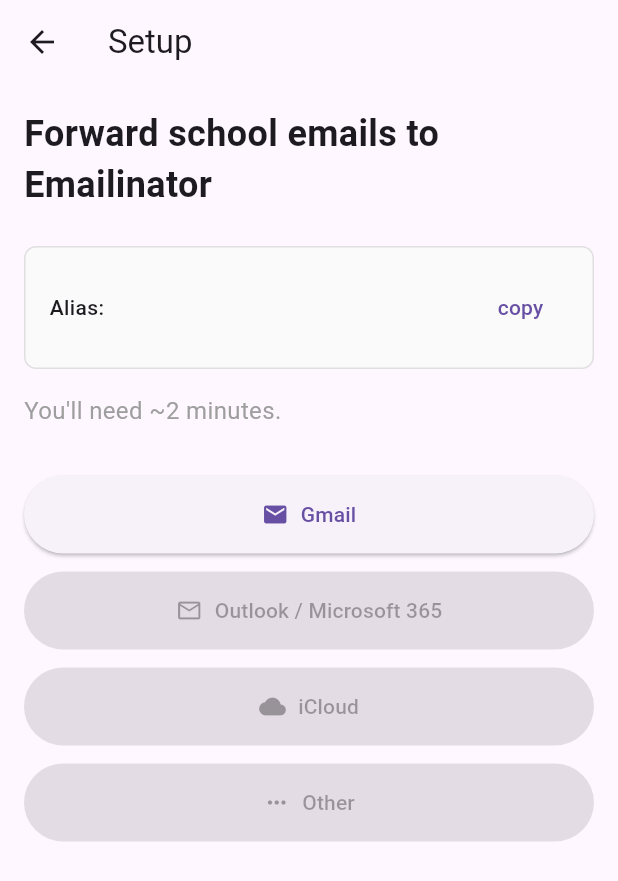
After one commit to gapth/emailinator, a Flutter app: the SetupScreen screen opened by its route, after a tap on the "arrow back" icon, on a phone screen of 412 x 824 dp. The commit adds this screen. Shown: the top 881 px of the screen. Run offline on Flutter 3.47's test engine with Material 3 defaults, Android fonts, the phone set to English and light mode, and no system bars; our stand-ins replace flutter_slidable, shared_preferences, supabase_flutter; accounts and stored records are empty.

Commit message:
Add setup screen with Gmail setup help. Integration test for email processing includes Gmail forward confirmation.

```diff
--- a/emailinator_flutter/lib/main.dart
+++ b/emailinator_flutter/lib/main.dart
@@ -6,6 +6,7 @@ import 'dart:async';
 import 'package:emailinator_flutter/screens/login_screen.dart';
 import 'package:emailinator_flutter/screens/home_screen.dart';
 import 'package:emailinator_flutter/screens/change_password_screen.dart';
+import 'package:emailinator_flutter/screens/setup_screen.dart';
 import 'package:emailinator_flutter/models/app_state.dart';
 
 const supabaseUrl = String.fromEnvironment('SUPABASE_URL');
@@ -46,6 +47,7 @@ class MyApp extends StatelessWidget {
         '/login': (context) => const LoginScreen(),
         '/home': (context) => const HomeScreen(),
         '/change-password': (context) => const ChangePasswordScreen(),
+        '/setup': (context) => const SetupScreen(),
       },
     );
   }
--- /dev/null
+++ b/emailinator_flutter/lib/screens/setup_screen.dart
@@ -0,0 +1,556 @@
+import 'package:flutter/material.dart';
+import 'package:flutter/services.dart';
+import 'package:supabase_flutter/supabase_flutter.dart';
+import 'package:shared_preferences/shared_preferences.dart';
+import 'package:url_launcher/url_launcher.dart';
+
+enum EmailProvider { gmail, outlook, icloud, other }
+
+class SetupScreen extends StatefulWidget {
+  const SetupScreen({super.key});
+
+  @override
+  State<SetupScreen> createState() => _SetupScreenState();
+}
+
+class _SetupScreenState extends State<SetupScreen> {
+  String? _userAlias;
+  EmailProvider? _selectedProvider;
+  bool _isLoading = true;
+  String? _verificationLink;
+  int? _verificationId;
+
+  @override
+  void initState() {
+    super.initState();
+    _loadData();
+  }
+
+  Future<void> _loadData() async {
+    setState(() => _isLoading = true);
+
+    // Load user's active alias
+    await _loadUserAlias();
+
+    // Load saved provider preference
+    await _loadSavedProvider();
+
+    // Check for pending verification
+    await _checkPendingVerification();
+
+    setState(() => _isLoading = false);
+  }
+
+  Future<void> _loadUserAlias() async {
+    try {
+      final user = Supabase.instance.client.auth.currentUser;
+      if (user == null) {
+        // No user logged in (e.g., in tests)
+        return;
+      }
+
+      final userId = user.id;
+
+      final aliasRow = await Supabase.instance.client
+          .from('email_aliases')
+          .select('alias')
+          .eq('user_id', userId)
+          .eq('active', true)
+          .maybeSingle();
+
+      if (aliasRow != null) {
+        _userAlias = aliasRow['alias'];
+      }
+    } catch (e) {
+      // Handle error gracefully (e.g., in test environment)
+      // Error loading user alias - fail silently
+    }
+  }
+
+  Future<void> _loadSavedProvider() async {
+    final prefs = await SharedPreferences.getInstance();
+    final savedProvider = prefs.getString('selected_email_provider');
+    if (savedProvider != null) {
+      _selectedProvider = EmailProvider.values.firstWhere(
+        (e) => e.name == savedProvider,
+        orElse: () => EmailProvider.gmail,
+      );
+    }
+  }
+
+  Future<void> _checkPendingVerification() async {
+    try {
+      final user = Supabase.instance.client.auth.currentUser;
+      if (user == null) {
+        // No user logged in (e.g., in tests)
+        return;
+      }
+
+      final userId = user.id;
+
+      final verificationRow = await Supabase.instance.client
+          .from('forwarding_verifications')
+          .select('id, verification_link')
+          .eq('user_id', userId)
+          .isFilter('clicked_at', null)
+          .order('created_at', ascending: false)
+          .maybeSingle();
+
+      if (verificationRow != null) {
+        _verificationId = verificationRow['id'];
+        _verificationLink = verificationRow['verification_link'];
+      }
+    } catch (e) {
+      // Handle error gracefully (e.g., in test environment)
+      // Error checking pending verification - fail silently
+    }
+  }
+
+  Future<void> _saveProvider(EmailProvider provider) async {
+    final prefs = await SharedPreferences.getInstance();
+    await prefs.setString('selected_email_provider', provider.name);
+    setState(() => _selectedProvider = provider);
+  }
+
+  Future<void> _launchVerification() async {
+    if (_verificationLink == null) return;
+
+    final uri = Uri.parse(_verificationLink!);
+    if (await launchUrl(uri, mode: LaunchMode.externalApplication)) {
+      if (_verificationId != null) {
+        await Supabase.instance.client
+            .from('forwarding_verifications')
+            .update({'clicked_at': DateTime.now().toIso8601String()}).eq(
+                'id', _verificationId!);
+      }
+
+      setState(() {
+        _verificationLink = null;
+        _verificationId = null;
+      });
+
+      if (mounted) {
+        ScaffoldMessenger.of(context).showSnackBar(
+          const SnackBar(content: Text('Verification link opened')),
+        );
+      }
+    }
+  }
+
+  Future<void> _openGmailForwarding() async {
+    final uri = Uri.parse('https://mail.google.com/#settings/fwdandpop');
+    if (!await launchUrl(uri, mode: LaunchMode.externalApplication)) {
+      if (mounted) {
+        ScaffoldMessenger.of(context).showSnackBar(
+          const SnackBar(content: Text('Could not open Gmail settings')),
+        );
+      }
+    }
+  }
+
+  void _copyAlias() {
+    if (_userAlias != null) {
+      Clipboard.setData(ClipboardData(text: _userAlias!));
+      ScaffoldMessenger.of(context).showSnackBar(
+        const SnackBar(content: Text('Address copied to clipboard')),
+      );
+    }
+  }
+
+  @override
+  Widget build(BuildContext context) {
+    if (_isLoading) {
+      return Scaffold(
+        appBar: AppBar(title: const Text('Setup')),
+        body: const Center(child: CircularProgressIndicator()),
+      );
+    }
+
+    // If provider is already selected, go directly to provider-specific screen
+    if (_selectedProvider != null) {
+      return _buildProviderSpecificScreen();
+    }
+
+    // Show provider picker
+    return _buildProviderPicker();
+  }
+
+  Widget _buildProviderPicker() {
+    return Scaffold(
+      appBar: AppBar(title: const Text('Setup')),
+      body: Padding(
+        padding: const EdgeInsets.all(16.0),
+        child: Column(
+          crossAxisAlignment: CrossAxisAlignment.start,
+          children: [
+            const Text(
+              'Forward school emails to Emailinator',
+              style: TextStyle(
+                fontSize: 24,
+                fontWeight: FontWeight.bold,
+              ),
+            ),
+            const SizedBox(height: 24),
+
+            // Alias display
+            Container(
+              padding: const EdgeInsets.all(16),
+              decoration: BoxDecoration(
+                border: Border.all(color: Colors.grey.shade300),
+                borderRadius: BorderRadius.circular(8),
+                color: Colors.grey.shade50,
+              ),
+              child: Row(
+                children: [
+                  const Text(
+                    'Alias: ',
+                    style: TextStyle(fontWeight: FontWeight.w500),
+                  ),
+                  Expanded(
+                    child: Text(
+                      _userAlias ?? 'Loading...',
+                      style: const TextStyle(fontFamily: 'monospace'),
+                    ),
+                  ),
+                  TextButton(
+                    onPressed: _userAlias != null ? _copyAlias : null,
+                    child: const Text('copy'),
+                  ),
+                ],
+              ),
+            ),
+
+            const SizedBox(height: 16),
+            const Text(
+              "You'll need ~2 minutes.",
+              style: TextStyle(fontSize: 16, color: Colors.grey),
+            ),
+
+            const SizedBox(height: 32),
+
+            // Provider buttons
+            _buildProviderButton(
+              provider: EmailProvider.gmail,
+              title: 'Gmail',
+              icon: Icons.email,
+              enabled: true,
+            ),
+
+            const SizedBox(height: 12),
+            _buildProviderButton(
+              provider: EmailProvider.outlook,
+              title: 'Outlook / Microsoft 365',
+              icon: Icons.email_outlined,
+              enabled: false, // Not implemented yet
+            ),
+
+            const SizedBox(height: 12),
+            _buildProviderButton(
+              provider: EmailProvider.icloud,
+              title: 'iCloud',
+              icon: Icons.cloud,
+              enabled: false, // Not implemented yet
+            ),
+
+            const SizedBox(height: 12),
+            _buildProviderButton(
+              provider: EmailProvider.other,
+              title: 'Other',
+              icon: Icons.more_horiz,
+              enabled: false, // Not implemented yet
+            ),
+          ],
+        ),
+      ),
+    );
+  }
+
+  Widget _buildProviderButton({
+    required EmailProvider provider,
+    required String title,
+    required IconData icon,
+    required bool enabled,
+  }) {
+    return SizedBox(
+      width: double.infinity,
+      child: ElevatedButton.icon(
+        onPressed: enabled ? () => _saveProvider(provider) : null,
+        icon: Icon(icon),
+        label: Text(title),
+        style: ElevatedButton.styleFrom(
+          padding: const EdgeInsets.symmetric(vertical: 16),
+          backgroundColor: enabled ? null : Colors.grey.shade200,
+          foregroundColor: enabled ? null : Colors.grey.shade500,
+        ),
+      ),
+    );
+  }
+
+  Widget _buildProviderSpecificScreen() {
+    switch (_selectedProvider!) {
+      case EmailProvider.gmail:
+        return _buildGmailScreen();
+      case EmailProvider.outlook:
+      case EmailProvider.icloud:
+      case EmailProvider.other:
+        return _buildComingSoonScreen();
+    }
+  }
+
+  Widget _buildGmailScreen() {
+    return Scaffold(
+      appBar: AppBar(
+        title: const Text('Gmail Setup'),
+        leading: IconButton(
+          icon: const Icon(Icons.arrow_back),
+          onPressed: () async {
+            // Clear saved provider to go back to picker
+            final prefs = await SharedPreferences.getInstance();
+            await prefs.remove('selected_email_provider');
+            setState(() => _selectedProvider = null);
+          },
+        ),
+      ),
+      body: ListView(
+        padding: const EdgeInsets.all(16.0),
+        children: [
+          // Step G1
+          _buildGmailStep(
+            stepNumber: 'G1',
+            title: 'Add your Emailinator address in Gmail',
+            isCompleted: false, // TODO: Track completion state
+            child: Column(
+              crossAxisAlignment: CrossAxisAlignment.start,
+              children: [
+                const SizedBox(height: 16),
+
+                // Open Gmail button
+                SizedBox(
+                  width: double.infinity,
+                  child: ElevatedButton.icon(
+                    onPressed: _openGmailForwarding,
+                    icon: const Icon(Icons.open_in_new),
+                    label: const Text('Open Gmail Forwarding'),
+                    style: ElevatedButton.styleFrom(
+                      padding: const EdgeInsets.symmetric(vertical: 12),
+                    ),
+                  ),
+                ),
+
+                const SizedBox(height: 16),
+
+                // Address to paste
+                Container(
+                  padding: const EdgeInsets.all(12),
+                  decoration: BoxDecoration(
+                    border: Border.all(color: Colors.grey.shade300),
+                    borderRadius: BorderRadius.circular(8),
+                    color: Colors.blue.shade50,
+                  ),
+                  child: Row(
+                    children: [
+                      const Text('Paste your address: '),
+                      Expanded(
+                        child: Text(
+                          _userAlias ?? '',
+                          style: const TextStyle(
+                            fontFamily: 'monospace',
+                            fontWeight: FontWeight.bold,
+                          ),
+                        ),
+                      ),
+                      TextButton(
+                        onPressed: _copyAlias,
+                        child: const Text('Copy'),
+                      ),
+                    ],
+                  ),
+                ),
+
+                const SizedBox(height: 16),
+
+                // Tip
+                Container(
+                  padding: const EdgeInsets.all(12),
+                  decoration: BoxDecoration(
+                    border: Border.all(color: Colors.orange.shade300),
+                    borderRadius: BorderRadius.circular(8),
+                    color: Colors.orange.shade50,
+                  ),
+                  child: Row(
+                    crossAxisAlignment: CrossAxisAlignment.start,
+                    children: [
+                      Icon(Icons.lightbulb_outline,
+                          color: Colors.orange.shade700, size: 20),
+                      const SizedBox(width: 8),
+                      const Expanded(
+                        child: Text(
+                          'Tip: If you have multiple Gmail accounts, switch to the right one in the top-right avatar.',
+                          style: TextStyle(fontSize: 14),
+                        ),
+                      ),
+                    ],
+                  ),
+                ),
+
+                const SizedBox(height: 16),
+
+                // Verification section
+                if (_verificationLink != null) ...[
+                  Container(
+                    padding: const EdgeInsets.all(12),
+                    decoration: BoxDecoration(
+                      border: Border.all(color: Colors.green.shade300),
+                      borderRadius: BorderRadius.circular(8),
+                      color: Colors.green.shade50,
+                    ),
+                    child: Column(
+                      crossAxisAlignment: CrossAxisAlignment.start,
+                      children: [
+                        Row(
+                          children: [
+                            Icon(Icons.check_circle_outline,
+                                color: Colors.green.shade700, size: 20),
+                            const SizedBox(width: 8),
+                            const Text(
+                              'Verification email received!',
+                              style: TextStyle(fontWeight: FontWeight.bold),
+                            ),
+                          ],
+                        ),
+                        const SizedBox(height: 8),
+                        SizedBox(
+                          width: double.infinity,
+                          child: ElevatedButton(
+                            onPressed: _launchVerification,
+                            style: ElevatedButton.styleFrom(
+                              backgroundColor: Colors.green,
+                              foregroundColor: Colors.white,
+                            ),
+                            child: const Text('Tap to verify'),
+                          ),
+                        ),
+                      ],
+                    ),
+                  ),
+                ],
+              ],
+            ),
+          ),
+
+          const SizedBox(height: 24),
+
+          // Step G2 (minimal for now)
+          _buildGmailStep(
+            stepNumber: 'G2',
+            title: 'Choose which emails to forward',
+            isCompleted: false, // TODO: Track completion state
+            child: const Padding(
+              padding: EdgeInsets.all(16.0),
+              child: Text(
+                'Create a filter (only forward school mail)',
+                style: TextStyle(color: Colors.grey),
+              ),
+            ),
+          ),
+        ],
+      ),
+    );
+  }
+
+  Widget _buildGmailStep({
+    required String stepNumber,
+    required String title,
+    required bool isCompleted,
+    required Widget child,
+  }) {
+    return Card(
+      elevation: 2,
+      child: Column(
+        crossAxisAlignment: CrossAxisAlignment.start,
+        children: [
+          Container(
+            width: double.infinity,
+            padding: const EdgeInsets.all(16),
+            decoration: BoxDecoration(
+              color: isCompleted ? Colors.green.shade100 : Colors.blue.shade50,
+              borderRadius: const BorderRadius.only(
+                topLeft: Radius.circular(12),
+                topRight: Radius.circular(12),
+              ),
+            ),
+            child: Row(
+              children: [
+                Container(
+                  width: 32,
+                  height: 32,
+                  decoration: BoxDecoration(
+                    color: isCompleted ? Colors.green : Colors.blue,
+                    borderRadius: BorderRadius.circular(16),
+                  ),
+                  child: Center(
+                    child: Text(
+                      stepNumber,
+                      style: const TextStyle(
+                        color: Colors.white,
+                        fontWeight: FontWeight.bold,
+                      ),
+                    ),
+                  ),
+                ),
+                const SizedBox(width: 12),
+                Expanded(
+                  child: Text(
+                    title,
+                    style: const TextStyle(
+                      fontSize: 16,
+                      fontWeight: FontWeight.bold,
+                    ),
+                  ),
+                ),
+                if (isCompleted)
+                  const Icon(Icons.check_circle, color: Colors.green),
+              ],
+            ),
+          ),
+          child,
+        ],
+      ),
+    );
+  }
+
+  Widget _buildComingSoonScreen() {
+    return Scaffold(
+      appBar: AppBar(
+        title: Text('${_selectedProvider!.name.toUpperCase()} Setup'),
+        leading: IconButton(
+          icon: const Icon(Icons.arrow_back),
+          onPressed: () async {
+            // Clear saved provider to go back to picker
+            final prefs = await SharedPreferences.getInstance();
+            await prefs.remove('selected_email_provider');
+            setState(() => _selectedProvider = null);
+          },
+        ),
+      ),
+      body: const Center(
+        child: Column(
+          mainAxisAlignment: MainAxisAlignment.center,
+          children: [
+            Icon(Icons.construction, size: 64, color: Colors.grey),
+            SizedBox(height: 16),
+            Text(
+              'Coming Soon',
+              style: TextStyle(fontSize: 24, fontWeight: FontWeight.bold),
+            ),
+            SizedBox(height: 8),
+            Text(
+              'This provider setup will be available soon.',
+              style: TextStyle(color: Colors.grey),
+            ),
+          ],
+        ),
+      ),
+    );
+  }
+}
```
Also changed, not shown: emailinator_flutter/lib/screens/settings_screen.dart (+13 -72 lines), 3 other files.
